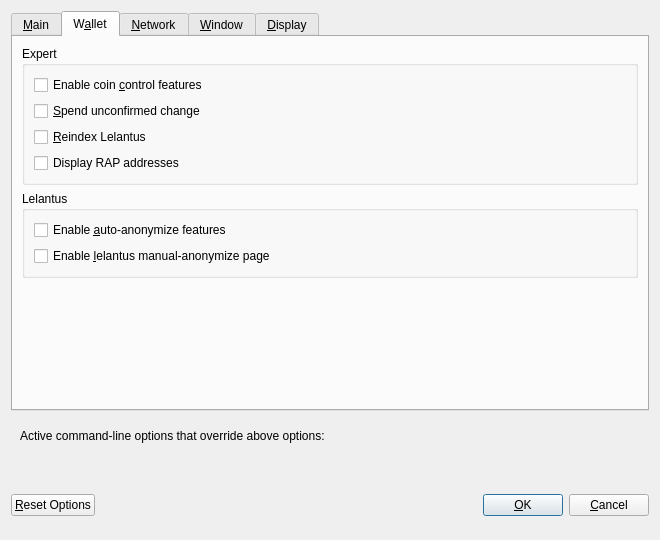
Qt form src/qt/forms/optionsdialog.ui (SPC-beta/test) before a commit.
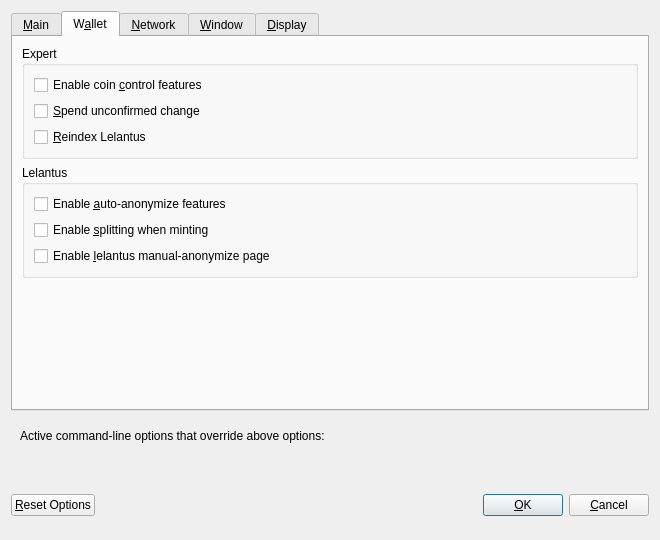
The same form after that commit. Custom widgets are drawn as their Qt base class.

Diff of the .ui file:
```diff
--- a/src/qt/forms/optionsdialog.ui
+++ b/src/qt/forms/optionsdialog.ui
@@ -173,16 +173,6 @@
             </property>
            </widget>
           </item>
-          <item>
-            <widget class="QCheckBox" name="enableRapAddresses">
-             <property name="toolTip">
-                <string>Whether to show RAP addresses or not.</string>
-             </property>
-             <property name="text">
-                <string>Display RAP addresses</string>
-             </property>
-            </widget>
-          </item>
          </layout>
         </widget>
        </item>
@@ -199,6 +189,13 @@
             </property>
            </widget>
           </item>
+          <item>
+           <widget class="QCheckBox" name="fSplit">
+            <property name="text">
+             <string>Enable &amp;splitting when minting</string>
+            </property>
+           </widget>
+          </item>
           <item>
            <widget class="QCheckBox" name="lelantusPage">
             <property name="text">
```
